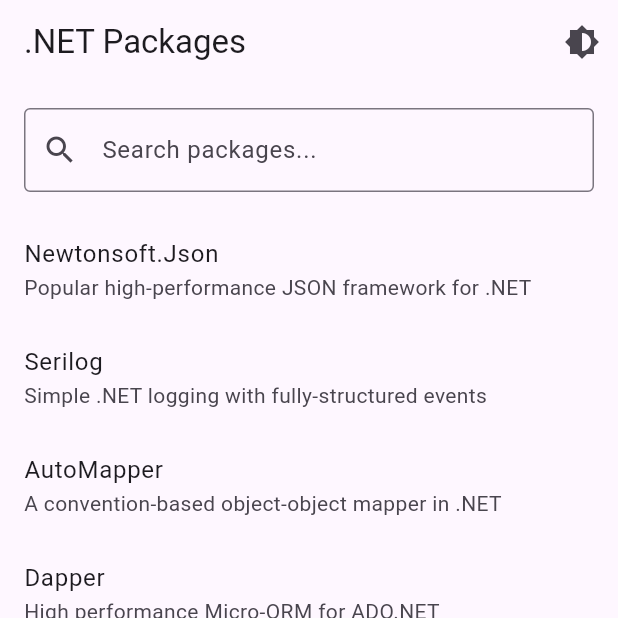
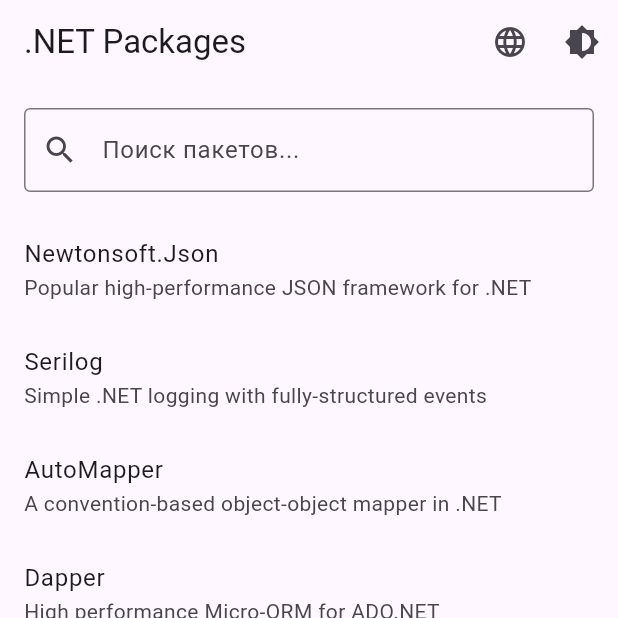
Before and after one commit to sergeyyanchugov-hash/NuGetPackages, a Flutter app: the screen it shows after launch, on a phone screen of 412 x 824 dp, the top half of it. Run offline on Flutter 3.47's test engine with Material 3 defaults, Android fonts, the phone set to English and light mode, and no system bars; our stand-ins replace equatable, flutter_bloc, go_router.

Commit message:
feat: add locale toggle button and cubit

```diff
--- /dev/null
+++ b/lib/features/package/presentation/bloc/locale_cubit.dart
@@ -0,0 +1,14 @@
+import 'package:flutter/material.dart';
+import 'package:flutter_bloc/flutter_bloc.dart';
+
+class LocaleCubit extends Cubit<Locale> {
+  LocaleCubit() : super(const Locale('ru')); // По умолчанию русский
+
+  void toggleLocale() {
+    if (state.languageCode == 'ru') {
+      emit(const Locale('en'));
+    } else {
+      emit(const Locale('ru'));
+    }
+  }
+}
--- a/lib/features/package/presentation/pages/package_list_page.dart
+++ b/lib/features/package/presentation/pages/package_list_page.dart
@@ -4,6 +4,7 @@
 import 'package:nuget_packages/l10n/app_localizations.dart';
 import '../bloc/package_list_cubit.dart';
 import '../bloc/theme_cubit.dart';
+import '../bloc/locale_cubit.dart';
 
 class PackageListPage extends StatefulWidget {
   const PackageListPage({Key? key}) : super(key: key);
@@ -34,6 +35,12 @@
       appBar: AppBar(
         title: Text(loc.appTitle),
         actions: [
+          IconButton(
+            icon: const Icon(Icons.language),
+            onPressed: () {
+              context.read<LocaleCubit>().toggleLocale();
+            },
+          ),
           IconButton(
             icon: const Icon(Icons.brightness_6),
             onPressed: () {
--- a/lib/main.dart
+++ b/lib/main.dart
@@ -5,6 +5,7 @@
 import 'package:nuget_packages/l10n/app_localizations.dart';
 import 'features/package/data/package_repository.dart';
 import 'features/package/presentation/bloc/theme_cubit.dart';
+import 'features/package/presentation/bloc/locale_cubit.dart';
 import 'features/package/presentation/bloc/package_list_cubit.dart';
 import 'features/package/presentation/bloc/package_detail_cubit.dart';
 import 'features/package/presentation/pages/package_list_page.dart';
@@ -55,6 +56,9 @@
         BlocProvider<ThemeCubit>(
           create: (context) => ThemeCubit(),
         ),
+        BlocProvider<LocaleCubit>(
+          create: (context) => LocaleCubit(),
+        ),
         BlocProvider<PackageListCubit>(
           create: (context) => PackageListCubit(_repository),
         ),
@@ -64,6 +68,8 @@
       ],
       child: BlocBuilder<ThemeCubit, ThemeMode>(
         builder: (context, themeMode) {
+          return BlocBuilder<LocaleCubit, Locale>(
+            builder: (context, locale) {
               return MaterialApp.router(
                 title: '.NET Packages',
                 themeMode: themeMode,
@@ -81,6 +87,7 @@
                   ),
                   useMaterial3: true,
                 ),
+                locale: locale,
                 localizationsDelegates: const [
                   AppLocalizations.delegate,
                   GlobalMaterialLocalizations.delegate,
@@ -94,6 +101,8 @@
                 routerConfig: _router,
               );
             },
+          );
+        },
       ),
     );
   }
```
Lines whose indentation alone changed are shown as unchanged.
